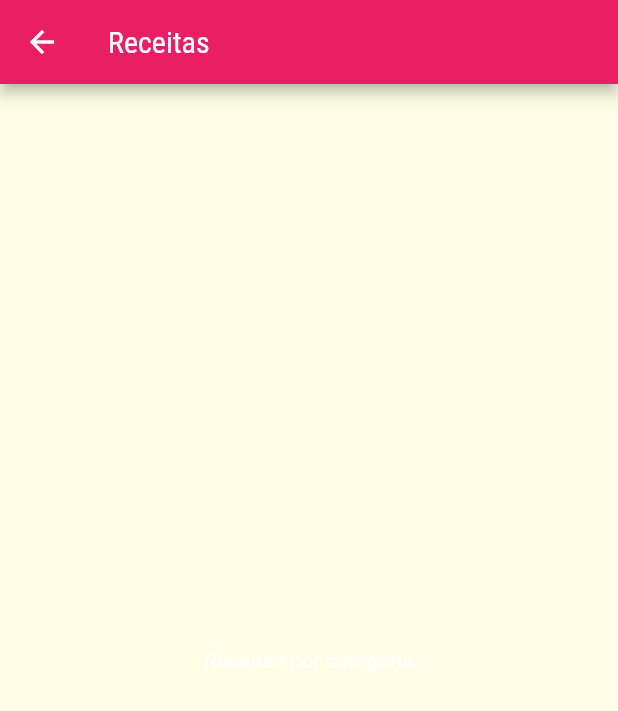
After one commit to masilvasql/Flutter_course, a Flutter app: the screen it shows after launch, after a tap on "Italiano", on a phone screen of 412 x 824 dp. The commit adds this screen. Shown: the top 711 px of the screen. Run offline on Flutter 3.47's test engine with Material 2 defaults, Android fonts, the phone set to English and light mode, and no system bars.

Commit message:
criado primeira navegação entre telas

```diff
--- a/meals/lib/components/category_item.dart
+++ b/meals/lib/components/category_item.dart
@@ -1,5 +1,6 @@
 import 'package:flutter/material.dart';
 import '../models/category.dart';
+import '../screens/categories_meals_screen.dart';
 
 class CategortItem extends StatelessWidget {
   final Category category;
@@ -9,9 +10,21 @@ class CategortItem extends StatelessWidget {
     required this.category,
   }) : super(key: key);
 
+  void _selectCategory(BuildContext context) {
+    Navigator.of(context).push(
+      MaterialPageRoute(builder: (_) {
+        return const CategoriesMealsScreen();
+      }),
+    );
+  }
+
   @override
   Widget build(BuildContext context) {
-    return Container(
+    return InkWell(
+      onTap: () => _selectCategory(context),
+      borderRadius: BorderRadius.circular(15),
+      splashColor: Theme.of(context).primaryColor,
+      child: Container(
         padding: EdgeInsets.all(15),
         child: Text(
           category.title,
@@ -23,6 +36,7 @@ class CategortItem extends StatelessWidget {
               category.color.withOpacity(0.5),
               category.color,
             ], begin: Alignment.topLeft, end: Alignment.bottomRight)),
+      ),
     );
   }
 }
--- /dev/null
+++ b/meals/lib/screens/categories_meals_screen.dart
@@ -0,0 +1,17 @@
+import 'package:flutter/material.dart';
+
+class CategoriesMealsScreen extends StatelessWidget {
+  const CategoriesMealsScreen({Key? key}) : super(key: key);
+
+  @override
+  Widget build(BuildContext context) {
+    return Scaffold(
+      appBar: AppBar(
+        title: Text('Receitas'),
+      ),
+      body: Center(
+        child: Text('Receitas por categoria'),
+      ),
+    );
+  }
+}
```
Lines whose indentation alone changed are shown as unchanged.
